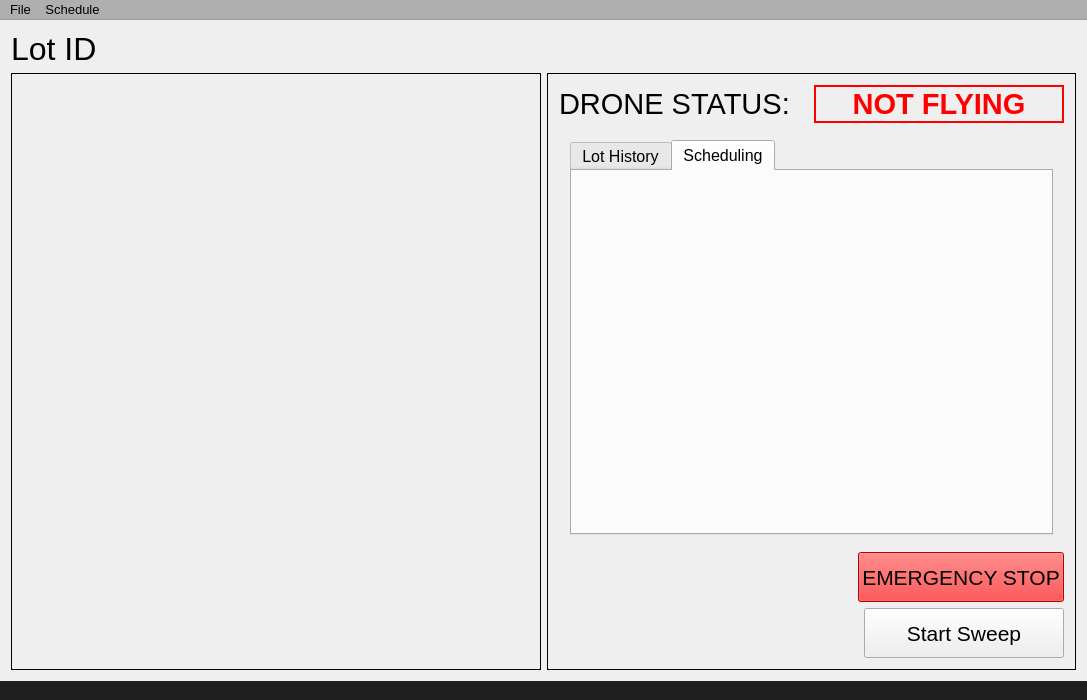
Qt form DronePark1/DronePark1/dronepark1.ui (Nomen-Naught/DronePark1) before a commit.
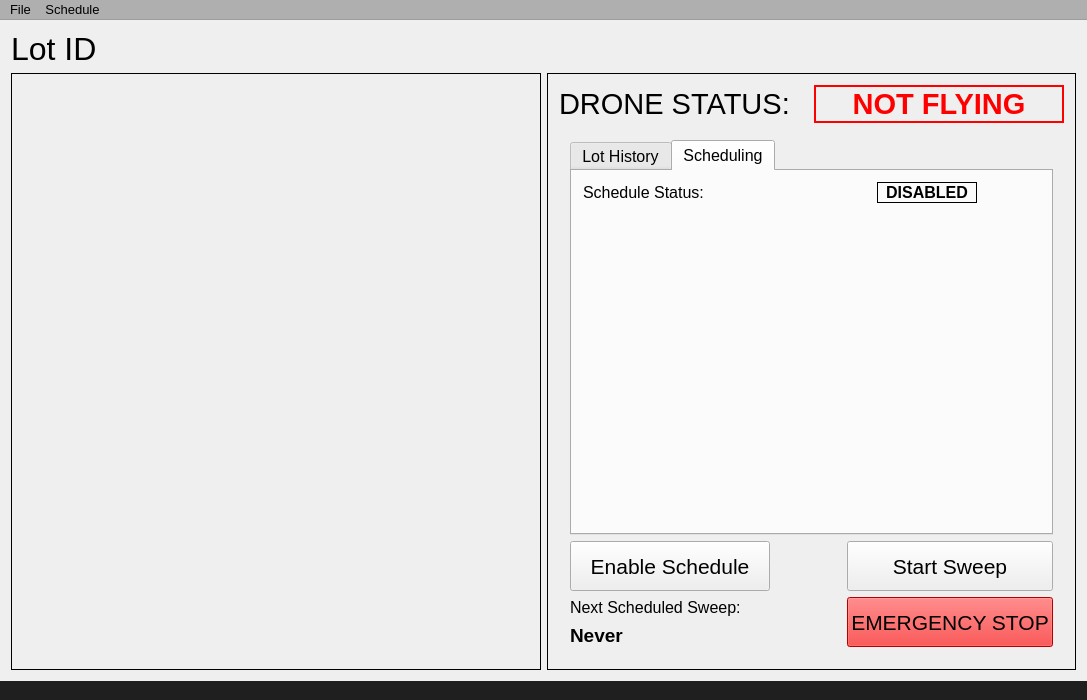
The same form after that commit. The open tabs and pages were chosen to show the change. Icons and pictures are not drawn. Custom widgets are drawn as their Qt base class.

```diff
--- a/DronePark1/DronePark1/dronepark1.ui
+++ b/DronePark1/DronePark1/dronepark1.ui
@@ -81,7 +81,7 @@
         </property>
         <layout class="QVBoxLayout" name="verticalLayout_2">
          <item>
-          <layout class="QVBoxLayout" name="statusLayout" stretch="0,0,0">
+          <layout class="QVBoxLayout" name="statusLayout" stretch="0,0">
            <item>
             <layout class="QHBoxLayout" name="horizontalLayout">
              <item alignment="Qt::AlignLeft">
@@ -656,479 +656,607 @@
                  <attribute name="title">
                   <string>Scheduling</string>
                  </attribute>
+                 <layout class="QVBoxLayout" name="verticalLayout_5">
+                  <item>
+                   <layout class="QHBoxLayout" name="horizontalLayout_2">
+                    <item>
+                     <widget class="QLabel" name="scheduleStatusIdent">
+                      <property name="font">
+                       <font>
+                        <pointsize>12</pointsize>
+                       </font>
+                      </property>
+                      <property name="text">
+                       <string>Schedule Status:</string>
+                      </property>
+                     </widget>
+                    </item>
+                    <item alignment="Qt::AlignHCenter|Qt::AlignVCenter">
+                     <widget class="QLabel" name="scheduleStatus">
+                      <property name="minimumSize">
+                       <size>
+                        <width>100</width>
+                        <height>0</height>
+                       </size>
+                      </property>
+                      <property name="font">
+                       <font>
+                        <pointsize>12</pointsize>
+                        <weight>75</weight>
+                        <bold>true</bold>
+                       </font>
+                      </property>
+                      <property name="frameShape">
+                       <enum>QFrame::Box</enum>
+                      </property>
+                      <property name="text">
+                       <string>DISABLED</string>
+                      </property>
+                      <property name="alignment">
+                       <set>Qt::AlignCenter</set>
+                      </property>
+                     </widget>
+                    </item>
+                   </layout>
+                  </item>
+                  <item>
+                   <spacer name="verticalSpacer">
+                    <property name="orientation">
+                     <enum>Qt::Vertical</enum>
+                    </property>
+                    <property name="sizeHint" stdset="0">
+                     <size>
+                      <width>20</width>
+                      <height>40</height>
+                     </size>
+                    </property>
+                   </spacer>
+                  </item>
+                 </layout>
                 </widget>
                </widget>
               </item>
+              <item>
+               <layout class="QHBoxLayout" name="horizontalLayout_4">
+                <item>
+                 <layout class="QVBoxLayout" name="leftButtonLayout">
+                  <item alignment="Qt::AlignTop">
+                   <widget class="QPushButton" name="toggleScheduleButton">
+                    <property name="minimumSize">
+                     <size>
+                      <width>200</width>
+                      <height>50</height>
+                     </size>
+                    </property>
+                    <property name="maximumSize">
+                     <size>
+                      <width>200</width>
+                      <height>300</height>
+                     </size>
+                    </property>
+                    <property name="font">
+                     <font>
+                      <pointsize>16</pointsize>
+                     </font>
+                    </property>
+                    <property name="text">
+                     <string>Enable Schedule</string>
+                    </property>
+                   </widget>
+                  </item>
+                  <item alignment="Qt::AlignLeft">
+                   <widget class="QLabel" name="nextSweepIdent">
+                    <property name="font">
+                     <font>
+                      <pointsize>12</pointsize>
+                     </font>
+                    </property>
+                    <property name="text">
+                     <string>Next Scheduled Sweep:</string>
+                    </property>
+                   </widget>
+                  </item>
+                  <item alignment="Qt::AlignLeft">
+                   <widget class="QLabel" name="nextSweep">
+                    <property name="font">
+                     <font>
+                      <pointsize>14</pointsize>
+                      <weight>75</weight>
+                      <bold>true</bold>
+                     </font>
+                    </property>
+                    <property name="text">
+                     <string>Never</string>
+                    </property>
+                   </widget>
+                  </item>
+                 </layout>
+                </item>
+                <item>
+                 <spacer name="horizontalSpacer_3">
+                  <property name="orientation">
+                   <enum>Qt::Horizontal</enum>
+                  </property>
+                  <property name="sizeHint" stdset="0">
+                   <size>
+                    <width>40</width>
+                    <height>20</height>
+                   </size>
+                  </property>
+                 </spacer>
+                </item>
+                <item>
+                 <layout class="QVBoxLayout" name="rightButtonLayout">
+                  <property name="sizeConstraint">
+                   <enum>QLayout::SetMinimumSize</enum>
+                  </property>
+                  <item>
+                   <widget class="StartSweepButton" name="startSweepButton">
+                    <property name="enabled">
+                     <bool>true</bool>
+                    </property>
+                    <property name="minimumSize">
+                     <size>
+                      <width>200</width>
+                      <height>50</height>
+                     </size>
+                    </property>
+                    <property name="maximumSize">
+                     <size>
+                      <width>300</width>
+                      <height>300</height>
+                     </size>
+                    </property>
+                    <property name="font">
+                     <font>
+                      <pointsize>16</pointsize>
+                     </font>
+                    </property>
+                    <property name="text">
+                     <string>Start Sweep</string>
+                    </property>
+                   </widget>
+                  </item>
+                  <item>
+                   <widget class="QPushButton" name="emergencyStopButton">
+                    <property name="minimumSize">
+                     <size>
+                      <width>200</width>
+                      <height>50</height>
+                     </size>
+                    </property>
+                    <property name="palette">
+                     <palette>
+                      <active>
+                       <colorrole role="WindowText">
+                        <brush brushstyle="SolidPattern">
+                         <color alpha="255">
+                          <red>0</red>
+                          <green>0</green>
+                          <blue>0</blue>
+                         </color>
+                        </brush>
+                       </colorrole>
+                       <colorrole role="Button">
+                        <brush brushstyle="SolidPattern">
+                         <color alpha="255">
+                          <red>255</red>
+                          <green>0</green>
+                          <blue>0</blue>
+                         </color>
+                        </brush>
+                       </colorrole>
+                       <colorrole role="Light">
+                        <brush brushstyle="SolidPattern">
+                         <color alpha="255">
+                          <red>255</red>
+                          <green>127</green>
+                          <blue>127</blue>
+                         </color>
+                        </brush>
+                       </colorrole>
+                       <colorrole role="Midlight">
+                        <brush brushstyle="SolidPattern">
+                         <color alpha="255">
+                          <red>255</red>
+                          <green>63</green>
+                          <blue>63</blue>
+                         </color>
+                        </brush>
+                       </colorrole>
+                       <colorrole role="Dark">
+                        <brush brushstyle="SolidPattern">
+                         <color alpha="255">
+                          <red>127</red>
+                          <green>0</green>
+                          <blue>0</blue>
+                         </color>
+                        </brush>
+                       </colorrole>
+                       <colorrole role="Mid">
+                        <brush brushstyle="SolidPattern">
+                         <color alpha="255">
+                          <red>170</red>
+                          <green>0</green>
+                          <blue>0</blue>
+                         </color>
+                        </brush>
+                       </colorrole>
+                       <colorrole role="Text">
+                        <brush brushstyle="SolidPattern">
+                         <color alpha="255">
+                          <red>0</red>
+                          <green>0</green>
+                          <blue>0</blue>
+                         </color>
+                        </brush>
+                       </colorrole>
+                       <colorrole role="BrightText">
+                        <brush brushstyle="SolidPattern">
+                         <color alpha="255">
+                          <red>255</red>
+                          <green>255</green>
+                          <blue>255</blue>
+                         </color>
+                        </brush>
+                       </colorrole>
+                       <colorrole role="ButtonText">
+                        <brush brushstyle="SolidPattern">
+                         <color alpha="255">
+                          <red>0</red>
+                          <green>0</green>
+                          <blue>0</blue>
+                         </color>
+                        </brush>
+                       </colorrole>
+                       <colorrole role="Base">
+                        <brush brushstyle="SolidPattern">
+                         <color alpha="255">
+                          <red>255</red>
+                          <green>255</green>
+                          <blue>255</blue>
+                         </color>
+                        </brush>
+                       </colorrole>
+                       <colorrole role="Window">
+                        <brush brushstyle="SolidPattern">
+                         <color alpha="255">
+                          <red>255</red>
+                          <green>0</green>
+                          <blue>0</blue>
+                         </color>
+                        </brush>
+                       </colorrole>
+                       <colorrole role="Shadow">
+                        <brush brushstyle="SolidPattern">
+                         <color alpha="255">
+                          <red>0</red>
+                          <green>0</green>
+                          <blue>0</blue>
+                         </color>
+                        </brush>
+                       </colorrole>
+                       <colorrole role="AlternateBase">
+                        <brush brushstyle="SolidPattern">
+                         <color alpha="255">
+                          <red>255</red>
+                          <green>127</green>
+                          <blue>127</blue>
+                         </color>
+                        </brush>
+                       </colorrole>
+                       <colorrole role="ToolTipBase">
+                        <brush brushstyle="SolidPattern">
+                         <color alpha="255">
+                          <red>255</red>
+                          <green>255</green>
+                          <blue>220</blue>
+                         </color>
+                        </brush>
+                       </colorrole>
+                       <colorrole role="ToolTipText">
+                        <brush brushstyle="SolidPattern">
+                         <color alpha="255">
+                          <red>0</red>
+                          <green>0</green>
+                          <blue>0</blue>
+                         </color>
+                        </brush>
+                       </colorrole>
+                      </active>
+                      <inactive>
+                       <colorrole role="WindowText">
+                        <brush brushstyle="SolidPattern">
+                         <color alpha="255">
+                          <red>0</red>
+                          <green>0</green>
+                          <blue>0</blue>
+                         </color>
+                        </brush>
+                       </colorrole>
+                       <colorrole role="Button">
+                        <brush brushstyle="SolidPattern">
+                         <color alpha="255">
+                          <red>255</red>
+                          <green>0</green>
+                          <blue>0</blue>
+                         </color>
+                        </brush>
+                       </colorrole>
+                       <colorrole role="Light">
+                        <brush brushstyle="SolidPattern">
+                         <color alpha="255">
+                          <red>255</red>
+                          <green>127</green>
+                          <blue>127</blue>
+                         </color>
+                        </brush>
+                       </colorrole>
+                       <colorrole role="Midlight">
+                        <brush brushstyle="SolidPattern">
+                         <color alpha="255">
+                          <red>255</red>
+                          <green>63</green>
+                          <blue>63</blue>
+                         </color>
+                        </brush>
+                       </colorrole>
+                       <colorrole role="Dark">
+                        <brush brushstyle="SolidPattern">
+                         <color alpha="255">
+                          <red>127</red>
+                          <green>0</green>
+                          <blue>0</blue>
+                         </color>
+                        </brush>
+                       </colorrole>
+                       <colorrole role="Mid">
+                        <brush brushstyle="SolidPattern">
+                         <color alpha="255">
+                          <red>170</red>
+                          <green>0</green>
+                          <blue>0</blue>
+                         </color>
+                        </brush>
+                       </colorrole>
+                       <colorrole role="Text">
+                        <brush brushstyle="SolidPattern">
+                         <color alpha="255">
+                          <red>0</red>
+                          <green>0</green>
+                          <blue>0</blue>
+                         </color>
+                        </brush>
+                       </colorrole>
+                       <colorrole role="BrightText">
+                        <brush brushstyle="SolidPattern">
+                         <color alpha="255">
+                          <red>255</red>
+                          <green>255</green>
+                          <blue>255</blue>
+                         </color>
+                        </brush>
+                       </colorrole>
+                       <colorrole role="ButtonText">
+                        <brush brushstyle="SolidPattern">
+                         <color alpha="255">
+                          <red>0</red>
+                          <green>0</green>
+                          <blue>0</blue>
+                         </color>
+                        </brush>
+                       </colorrole>
+                       <colorrole role="Base">
+                        <brush brushstyle="SolidPattern">
+                         <color alpha="255">
+                          <red>255</red>
+                          <green>255</green>
+                          <blue>255</blue>
+                         </color>
+                        </brush>
+                       </colorrole>
+                       <colorrole role="Window">
+                        <brush brushstyle="SolidPattern">
+                         <color alpha="255">
+                          <red>255</red>
+                          <green>0</green>
+                          <blue>0</blue>
+                         </color>
+                        </brush>
+                       </colorrole>
+                       <colorrole role="Shadow">
+                        <brush brushstyle="SolidPattern">
+                         <color alpha="255">
+                          <red>0</red>
+                          <green>0</green>
+                          <blue>0</blue>
+                         </color>
+                        </brush>
+                       </colorrole>
+                       <colorrole role="AlternateBase">
+                        <brush brushstyle="SolidPattern">
+                         <color alpha="255">
+                          <red>255</red>
+                          <green>127</green>
+                          <blue>127</blue>
+                         </color>
+                        </brush>
+                       </colorrole>
+                       <colorrole role="ToolTipBase">
+                        <brush brushstyle="SolidPattern">
+                         <color alpha="255">
+                          <red>255</red>
+                          <green>255</green>
+                          <blue>220</blue>
+                         </color>
+                        </brush>
+                       </colorrole>
+                       <colorrole role="ToolTipText">
+                        <brush brushstyle="SolidPattern">
+                         <color alpha="255">
+                          <red>0</red>
+                          <green>0</green>
+                          <blue>0</blue>
+                         </color>
+                        </brush>
+                       </colorrole>
+                      </inactive>
+                      <disabled>
+                       <colorrole role="WindowText">
+                        <brush brushstyle="SolidPattern">
+                         <color alpha="255">
+                          <red>127</red>
+                          <green>0</green>
+                          <blue>0</blue>
+                         </color>
+                        </brush>
+                       </colorrole>
+                       <colorrole role="Button">
+                        <brush brushstyle="SolidPattern">
+                         <color alpha="255">
+                          <red>255</red>
+                          <green>0</green>
+                          <blue>0</blue>
+                         </color>
+                        </brush>
+                       </colorrole>
+                       <colorrole role="Light">
+                        <brush brushstyle="SolidPattern">
+                         <color alpha="255">
+                          <red>255</red>
+                          <green>127</green>
+                          <blue>127</blue>
+                         </color>
+                        </brush>
+                       </colorrole>
+                       <colorrole role="Midlight">
+                        <brush brushstyle="SolidPattern">
+                         <color alpha="255">
+                          <red>255</red>
+                          <green>63</green>
+                          <blue>63</blue>
+                         </color>
+                        </brush>
+                       </colorrole>
+                       <colorrole role="Dark">
+                        <brush brushstyle="SolidPattern">
+                         <color alpha="255">
+                          <red>127</red>
+                          <green>0</green>
+                          <blue>0</blue>
+                         </color>
+                        </brush>
+                       </colorrole>
+                       <colorrole role="Mid">
+                        <brush brushstyle="SolidPattern">
+                         <color alpha="255">
+                          <red>170</red>
+                          <green>0</green>
+                          <blue>0</blue>
+                         </color>
+                        </brush>
+                       </colorrole>
+                       <colorrole role="Text">
+                        <brush brushstyle="SolidPattern">
+                         <color alpha="255">
+                          <red>127</red>
+                          <green>0</green>
+                          <blue>0</blue>
+                         </color>
+                        </brush>
+                       </colorrole>
+                       <colorrole role="BrightText">
+                        <brush brushstyle="SolidPattern">
+                         <color alpha="255">
+                          <red>255</red>
+                          <green>255</green>
+                          <blue>255</blue>
+                         </color>
+                        </brush>
+                       </colorrole>
+                       <colorrole role="ButtonText">
+                        <brush brushstyle="SolidPattern">
+                         <color alpha="255">
+                          <red>127</red>
+                          <green>0</green>
+                          <blue>0</blue>
+                         </color>
+                        </brush>
+                       </colorrole>
+                       <colorrole role="Base">
+                        <brush brushstyle="SolidPattern">
+                         <color alpha="255">
+                          <red>255</red>
+                          <green>0</green>
+                          <blue>0</blue>
+                         </color>
+                        </brush>
+                       </colorrole>
+                       <colorrole role="Window">
+                        <brush brushstyle="SolidPattern">
+                         <color alpha="255">
+                          <red>255</red>
+                          <green>0</green>
+                          <blue>0</blue>
+                         </color>
+                        </brush>
+                       </colorrole>
+                       <colorrole role="Shadow">
+                        <brush brushstyle="SolidPattern">
+                         <color alpha="255">
+                          <red>0</red>
+                          <green>0</green>
+                          <blue>0</blue>
+                         </color>
+                        </brush>
+                       </colorrole>
+                       <colorrole role="AlternateBase">
+                        <brush brushstyle="SolidPattern">
+                         <color alpha="255">
+                          <red>255</red>
+                          <green>0</green>
+                          <blue>0</blue>
+                         </color>
+                        </brush>
+                       </colorrole>
+                       <colorrole role="ToolTipBase">
+                        <brush brushstyle="SolidPattern">
+                         <color alpha="255">
+                          <red>255</red>
+                          <green>255</green>
+                          <blue>220</blue>
+                         </color>
+                        </brush>
+                       </colorrole>
+                       <colorrole role="ToolTipText">
+                        <brush brushstyle="SolidPattern">
+                         <color alpha="255">
+                          <red>0</red>
+                          <green>0</green>
+                          <blue>0</blue>
+                         </color>
+                        </brush>
+                       </colorrole>
+                      </disabled>
+                     </palette>
+                    </property>
+                    <property name="font">
+                     <font>
+                      <pointsize>16</pointsize>
+                     </font>
+                    </property>
+                    <property name="text">
+                     <string>EMERGENCY STOP</string>
+                    </property>
+                   </widget>
+                  </item>
+                 </layout>
+                </item>
+               </layout>
+              </item>
              </layout>
             </widget>
            </item>
-           <item>
-            <layout class="QVBoxLayout" name="buttonLayout">
-             <property name="sizeConstraint">
-              <enum>QLayout::SetMinimumSize</enum>
-             </property>
-             <item alignment="Qt::AlignRight">
-              <widget class="QPushButton" name="emergencyStopButton">
-               <property name="minimumSize">
-                <size>
-                 <width>200</width>
-                 <height>50</height>
-                </size>
-               </property>
-               <property name="palette">
-                <palette>
-                 <active>
-                  <colorrole role="WindowText">
-                   <brush brushstyle="SolidPattern">
-                    <color alpha="255">
-                     <red>0</red>
-                     <green>0</green>
-                     <blue>0</blue>
-                    </color>
-                   </brush>
-                  </colorrole>
-                  <colorrole role="Button">
-                   <brush brushstyle="SolidPattern">
-                    <color alpha="255">
-                     <red>255</red>
-                     <green>0</green>
-                     <blue>0</blue>
-                    </color>
-                   </brush>
-                  </colorrole>
-                  <colorrole role="Light">
-                   <brush brushstyle="SolidPattern">
-                    <color alpha="255">
-                     <red>255</red>
-                     <green>127</green>
-                     <blue>127</blue>
-                    </color>
-                   </brush>
-                  </colorrole>
-                  <colorrole role="Midlight">
-                   <brush brushstyle="SolidPattern">
-                    <color alpha="255">
-                     <red>255</red>
-                     <green>63</green>
-                     <blue>63</blue>
-                    </color>
-                   </brush>
-                  </colorrole>
-                  <colorrole role="Dark">
-                   <brush brushstyle="SolidPattern">
-                    <color alpha="255">
-                     <red>127</red>
-                     <green>0</green>
-                     <blue>0</blue>
-                    </color>
-                   </brush>
-                  </colorrole>
-                  <colorrole role="Mid">
-                   <brush brushstyle="SolidPattern">
-                    <color alpha="255">
-                     <red>170</red>
-                     <green>0</green>
-                     <blue>0</blue>
-                    </color>
-                   </brush>
-                  </colorrole>
-                  <colorrole role="Text">
-                   <brush brushstyle="SolidPattern">
-                    <color alpha="255">
-                     <red>0</red>
-                     <green>0</green>
-                     <blue>0</blue>
-                    </color>
-                   </brush>
-                  </colorrole>
-                  <colorrole role="BrightText">
-                   <brush brushstyle="SolidPattern">
-                    <color alpha="255">
-                     <red>255</red>
-                     <green>255</green>
-                     <blue>255</blue>
-                    </color>
-                   </brush>
-                  </colorrole>
-                  <colorrole role="ButtonText">
-                   <brush brushstyle="SolidPattern">
-                    <color alpha="255">
-                     <red>0</red>
-                     <green>0</green>
-                     <blue>0</blue>
-                    </color>
-                   </brush>
-                  </colorrole>
-                  <colorrole role="Base">
-                   <brush brushstyle="SolidPattern">
-                    <color alpha="255">
-                     <red>255</red>
-                     <green>255</green>
-                     <blue>255</blue>
-                    </color>
-                   </brush>
-                  </colorrole>
-                  <colorrole role="Window">
-                   <brush brushstyle="SolidPattern">
-                    <color alpha="255">
-                     <red>255</red>
-                     <green>0</green>
-                     <blue>0</blue>
-                    </color>
-                   </brush>
-                  </colorrole>
-                  <colorrole role="Shadow">
-                   <brush brushstyle="SolidPattern">
-                    <color alpha="255">
-                     <red>0</red>
-                     <green>0</green>
-                     <blue>0</blue>
-                    </color>
-                   </brush>
-                  </colorrole>
-                  <colorrole role="AlternateBase">
-                   <brush brushstyle="SolidPattern">
-                    <color alpha="255">
-                     <red>255</red>
-                     <green>127</green>
-                     <blue>127</blue>
-                    </color>
-                   </brush>
-                  </colorrole>
-                  <colorrole role="ToolTipBase">
-                   <brush brushstyle="SolidPattern">
-                    <color alpha="255">
-                     <red>255</red>
-                     <green>255</green>
-                     <blue>220</blue>
-                    </color>
-                   </brush>
-                  </colorrole>
-                  <colorrole role="ToolTipText">
-                   <brush brushstyle="SolidPattern">
-                    <color alpha="255">
-                     <red>0</red>
-                     <green>0</green>
-                     <blue>0</blue>
-                    </color>
-                   </brush>
-                  </colorrole>
-                 </active>
-                 <inactive>
-                  <colorrole role="WindowText">
-                   <brush brushstyle="SolidPattern">
-                    <color alpha="255">
-                     <red>0</red>
-                     <green>0</green>
-                     <blue>0</blue>
-                    </color>
-                   </brush>
-                  </colorrole>
-                  <colorrole role="Button">
-                   <brush brushstyle="SolidPattern">
-                    <color alpha="255">
-                     <red>255</red>
-                     <green>0</green>
-                     <blue>0</blue>
-                    </color>
-                   </brush>
-                  </colorrole>
-                  <colorrole role="Light">
-                   <brush brushstyle="SolidPattern">
-                    <color alpha="255">
-                     <red>255</red>
-                     <green>127</green>
-                     <blue>127</blue>
-                    </color>
-                   </brush>
-                  </colorrole>
-                  <colorrole role="Midlight">
-                   <brush brushstyle="SolidPattern">
-                    <color alpha="255">
-                     <red>255</red>
-                     <green>63</green>
-                     <blue>63</blue>
-                    </color>
-                   </brush>
-                  </colorrole>
-                  <colorrole role="Dark">
-                   <brush brushstyle="SolidPattern">
-                    <color alpha="255">
-                     <red>127</red>
-                     <green>0</green>
-                     <blue>0</blue>
-                    </color>
-                   </brush>
-                  </colorrole>
-                  <colorrole role="Mid">
-                   <brush brushstyle="SolidPattern">
-                    <color alpha="255">
-                     <red>170</red>
-                     <green>0</green>
-                     <blue>0</blue>
-                    </color>
-                   </brush>
-                  </colorrole>
-                  <colorrole role="Text">
-                   <brush brushstyle="SolidPattern">
-                    <color alpha="255">
-                     <red>0</red>
-                     <green>0</green>
-                     <blue>0</blue>
-                    </color>
-                   </brush>
-                  </colorrole>
-                  <colorrole role="BrightText">
-                   <brush brushstyle="SolidPattern">
-                    <color alpha="255">
-                     <red>255</red>
-                     <green>255</green>
-                     <blue>255</blue>
-                    </color>
-                   </brush>
-                  </colorrole>
-                  <colorrole role="ButtonText">
-                   <brush brushstyle="SolidPattern">
-                    <color alpha="255">
-                     <red>0</red>
-                     <green>0</green>
-                     <blue>0</blue>
-                    </color>
-                   </brush>
-                  </colorrole>
-                  <colorrole role="Base">
-                   <brush brushstyle="SolidPattern">
-                    <color alpha="255">
-                     <red>255</red>
-                     <green>255</green>
-                     <blue>255</blue>
-                    </color>
-                   </brush>
-                  </colorrole>
-                  <colorrole role="Window">
-                   <brush brushstyle="SolidPattern">
-                    <color alpha="255">
-                     <red>255</red>
-                     <green>0</green>
-                     <blue>0</blue>
-                    </color>
-                   </brush>
-                  </colorrole>
-                  <colorrole role="Shadow">
-                   <brush brushstyle="SolidPattern">
-                    <color alpha="255">
-                     <red>0</red>
-                     <green>0</green>
-                     <blue>0</blue>
-                    </color>
-                   </brush>
-                  </colorrole>
-                  <colorrole role="AlternateBase">
-                   <brush brushstyle="SolidPattern">
-                    <color alpha="255">
-                     <red>255</red>
-                     <green>127</green>
-                     <blue>127</blue>
-                    </color>
-                   </brush>
-                  </colorrole>
-                  <colorrole role="ToolTipBase">
-                   <brush brushstyle="SolidPattern">
-                    <color alpha="255">
-                     <red>255</red>
-                     <green>255</green>
-                     <blue>220</blue>
-                    </color>
-                   </brush>
-                  </colorrole>
-                  <colorrole role="ToolTipText">
-                   <brush brushstyle="SolidPattern">
-                    <color alpha="255">
-                     <red>0</red>
-                     <green>0</green>
-                     <blue>0</blue>
-                    </color>
-                   </brush>
-                  </colorrole>
-                 </inactive>
-                 <disabled>
-                  <colorrole role="WindowText">
-                   <brush brushstyle="SolidPattern">
-                    <color alpha="255">
-                     <red>127</red>
-                     <green>0</green>
-                     <blue>0</blue>
-                    </color>
-                   </brush>
-                  </colorrole>
-                  <colorrole role="Button">
-                   <brush brushstyle="SolidPattern">
-                    <color alpha="255">
-                     <red>255</red>
-                     <green>0</green>
-                     <blue>0</blue>
-                    </color>
-                   </brush>
-                  </colorrole>
-                  <colorrole role="Light">
-                   <brush brushstyle="SolidPattern">
-                    <color alpha="255">
-                     <red>255</red>
-                     <green>127</green>
-                     <blue>127</blue>
-                    </color>
-                   </brush>
-                  </colorrole>
-                  <colorrole role="Midlight">
-                   <brush brushstyle="SolidPattern">
-                    <color alpha="255">
-                     <red>255</red>
-                     <green>63</green>
-                     <blue>63</blue>
-                    </color>
-                   </brush>
-                  </colorrole>
-                  <colorrole role="Dark">
-                   <brush brushstyle="SolidPattern">
-                    <color alpha="255">
-                     <red>127</red>
-                     <green>0</green>
-                     <blue>0</blue>
-                    </color>
-                   </brush>
-                  </colorrole>
-                  <colorrole role="Mid">
-                   <brush brushstyle="SolidPattern">
-                    <color alpha="255">
-                     <red>170</red>
-                     <green>0</green>
-                     <blue>0</blue>
-                    </color>
-                   </brush>
-                  </colorrole>
-                  <colorrole role="Text">
-                   <brush brushstyle="SolidPattern">
-                    <color alpha="255">
-                     <red>127</red>
-                     <green>0</green>
-                     <blue>0</blue>
-                    </color>
-                   </brush>
-                  </colorrole>
-                  <colorrole role="BrightText">
-                   <brush brushstyle="SolidPattern">
-                    <color alpha="255">
-                     <red>255</red>
-                     <green>255</green>
-                     <blue>255</blue>
-                    </color>
-                   </brush>
-                  </colorrole>
-                  <colorrole role="ButtonText">
-                   <brush brushstyle="SolidPattern">
-                    <color alpha="255">
-                     <red>127</red>
-                     <green>0</green>
-                     <blue>0</blue>
-                    </color>
-                   </brush>
-                  </colorrole>
-                  <colorrole role="Base">
-                   <brush brushstyle="SolidPattern">
-                    <color alpha="255">
-                     <red>255</red>
-                     <green>0</green>
-                     <blue>0</blue>
-                    </color>
-                   </brush>
-                  </colorrole>
-                  <colorrole role="Window">
-                   <brush brushstyle="SolidPattern">
-                    <color alpha="255">
-                     <red>255</red>
-                     <green>0</green>
-                     <blue>0</blue>
-                    </color>
-                   </brush>
-                  </colorrole>
-                  <colorrole role="Shadow">
-                   <brush brushstyle="SolidPattern">
-                    <color alpha="255">
-                     <red>0</red>
-                     <green>0</green>
-                     <blue>0</blue>
-                    </color>
-                   </brush>
-                  </colorrole>
-                  <colorrole role="AlternateBase">
-                   <brush brushstyle="SolidPattern">
-                    <color alpha="255">
-                     <red>255</red>
-                     <green>0</green>
-                     <blue>0</blue>
-                    </color>
-                   </brush>
-                  </colorrole>
-                  <colorrole role="ToolTipBase">
-                   <brush brushstyle="SolidPattern">
-                    <color alpha="255">
-                     <red>255</red>
-                     <green>255</green>
-                     <blue>220</blue>
-                    </color>
-                   </brush>
-                  </colorrole>
-                  <colorrole role="ToolTipText">
-                   <brush brushstyle="SolidPattern">
-                    <color alpha="255">
-                     <red>0</red>
-                     <green>0</green>
-                     <blue>0</blue>
-                    </color>
-                   </brush>
-                  </colorrole>
-                 </disabled>
-                </palette>
-               </property>
-               <property name="font">
-                <font>
-                 <pointsize>16</pointsize>
-                </font>
-               </property>
-               <property name="text">
-                <string>EMERGENCY STOP</string>
-               </property>
-              </widget>
-             </item>
-             <item alignment="Qt::AlignRight">
-              <widget class="StartSweepButton" name="startSweepButton">
-               <property name="enabled">
-                <bool>true</bool>
-               </property>
-               <property name="minimumSize">
-                <size>
-                 <width>200</width>
-                 <height>50</height>
-                </size>
-               </property>
-               <property name="maximumSize">
-                <size>
-                 <width>300</width>
-                 <height>300</height>
-                </size>
-               </property>
-               <property name="font">
-                <font>
-                 <pointsize>16</pointsize>
-                </font>
-               </property>
-               <property name="text">
-                <string>Start Sweep</string>
-               </property>
-              </widget>
-             </item>
-            </layout>
-           </item>
           </layout>
          </item>
         </layout>
```
Left out of the diff: 2 changed lines with no effect on the pictures.
